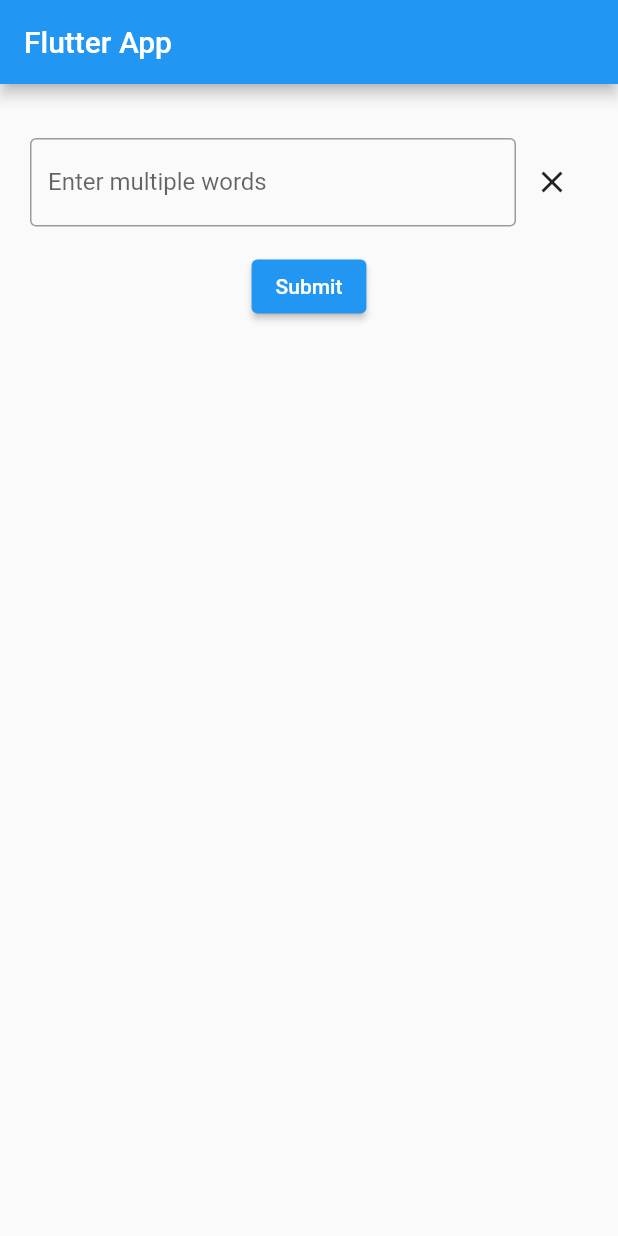
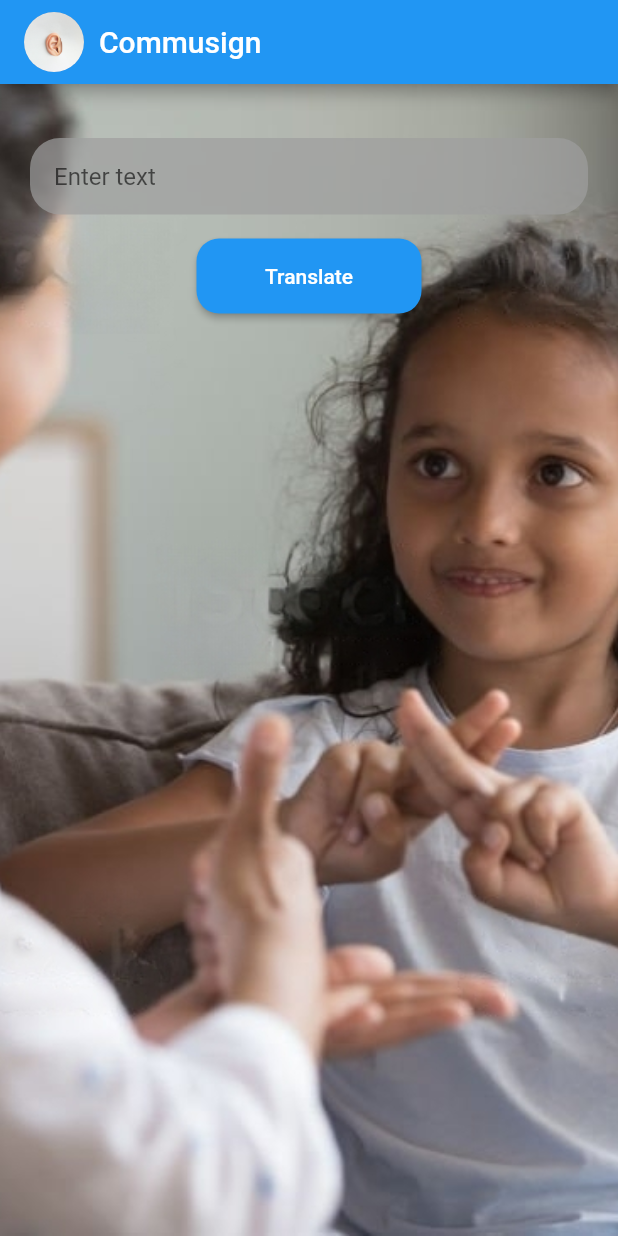
Before and after one commit to eyos-ias/Text-to-ASL, a Flutter app: the screen it shows after launch, on a phone screen of 412 x 824 dp. Run offline on Flutter 3.47's test engine with Material 2 defaults, Android fonts, the phone set to English and light mode, and no system bars.

Commit message:
almost MVP
only the display has issue

```diff
--- a/lib/homepage.dart
+++ b/lib/homepage.dart
@@ -46,9 +46,26 @@ class _MyHomePageState extends State<MyHomePage> {
   Widget build(BuildContext context) {
     return Scaffold(
       appBar: AppBar(
-        title: Text('Flutter App'),
+        title: Row(
+          children: [
+            CircleAvatar(
+              backgroundImage: AssetImage('images/ear.jpg'),
+              radius: 20.0,
             ),
-      body: SingleChildScrollView(
+            SizedBox(width: 10.0),
+            Text('Commusign'),
+          ],
+        ),
+      ),
+      body: Container(
+        constraints: BoxConstraints.expand(),
+        decoration: BoxDecoration(
+          image: DecorationImage(
+            image: AssetImage('images/ASL.jpeg'),
+            fit: BoxFit.cover,
+          ),
+        ),
+        child: SingleChildScrollView(
           child: Padding(
             padding: EdgeInsets.all(20.0),
             child: Column(
@@ -78,40 +95,60 @@ class _MyHomePageState extends State<MyHomePage> {
                       SizedBox(height: 16.0),
                       ElevatedButton(
                         onPressed: _clearForm,
-                      child: Text('Clear'),
+                        style: ElevatedButton.styleFrom(
+                          shape: RoundedRectangleBorder(
+                            borderRadius: BorderRadius.circular(15.0),
+                          ),
+                          minimumSize: Size(150.0, 50.0),
+                        ),
+                        child: Text('Close display'),
                       ),
                     ],
                   ),
                 SizedBox(height: 16.0),
-              Row(
-                children: [
-                  Expanded(
+                Container(
+                  decoration: BoxDecoration(
+                    borderRadius: BorderRadius.circular(20.0),
+                    color: Colors.grey.withOpacity(0.7),
+                  ),
+                  child: Padding(
+                    padding: EdgeInsets.only(right: 16.0),
                     child: TextField(
                       controller: _textEditingController,
+                      maxLines: null,
                       decoration: InputDecoration(
-                        labelText: 'Enter multiple words',
-                        border: OutlineInputBorder(
-                          borderSide: BorderSide(color: Colors.blue),
+                        hintText: 'Enter text',
+                        border: InputBorder.none,
+                        contentPadding: EdgeInsets.all(16.0),
+                        suffixIcon: _textEditingController.text.isNotEmpty
+                            ? IconButton(
+                                icon: Icon(
+                                  Icons.clear,
+                                  color: Colors.black,
+                                ),
+                                onPressed: () {
+                                  _textEditingController.clear();
+                                },
+                              )
+                            : null,
                       ),
                     ),
                   ),
                 ),
-                  IconButton(
-                    onPressed: () {
-                      setState(() {
-                        _textEditingController.clear();
-                      });
-                    },
-                    icon: Icon(Icons.clear),
-                  ),
-                ],
-              ),
                 SizedBox(height: 16.0),
                 ElevatedButton(
                   onPressed: _submitForm,
-                child: Text('Submit'),
+                  style: ElevatedButton.styleFrom(
+                    shape: RoundedRectangleBorder(
+                      borderRadius: BorderRadius.circular(15.0),
                     ),
+                    minimumSize: Size(150.0, 50.0),
+                  ),
+                  child: Text('Translate'),
+                ),
+                SizedBox(height: 100.0),
               ],
+            ),
           ),
         ),
       ),
```
Also changed, not shown: images/ear.jpg (added). Lines whose indentation alone changed are shown as unchanged.
